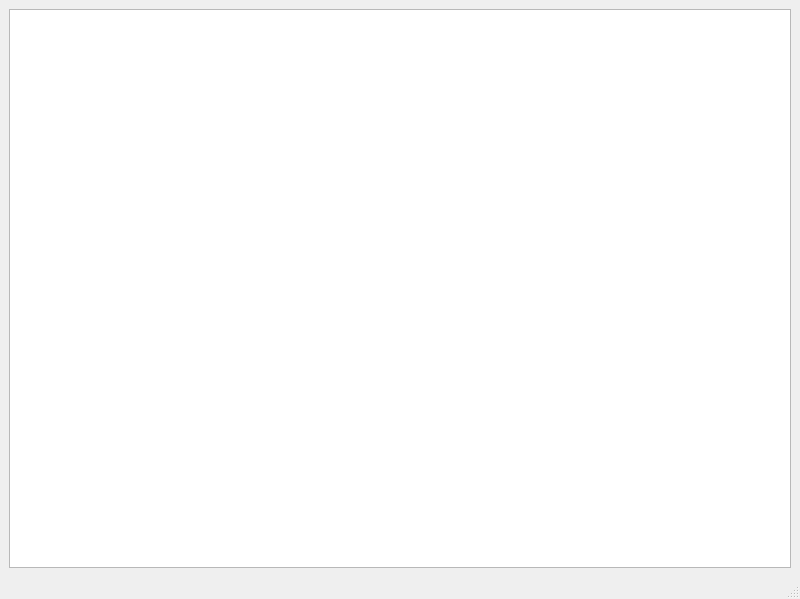
Before: the Qt Designer form node_editor/gui.ui in softdevteam/eco, drawn with Qt 5.
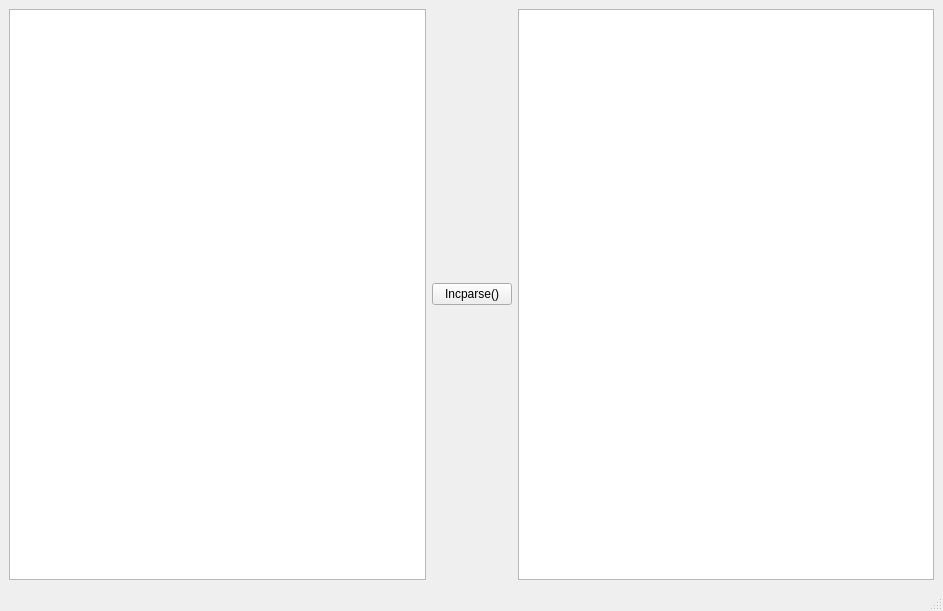
After: the same form once the commit is applied. Custom widgets are drawn as their Qt base class.

Commit message: input can now be seen as AST in the gui

What changed in the file:
```diff
--- a/node_editor/gui.ui
+++ b/node_editor/gui.ui
@@ -6,8 +6,8 @@
    <rect>
     <x>0</x>
     <y>0</y>
-    <width>800</width>
-    <height>599</height>
+    <width>943</width>
+    <height>611</height>
    </rect>
   </property>
   <property name="sizePolicy">
@@ -31,6 +31,16 @@
       </property>
      </widget>
     </item>
+    <item row="0" column="2">
+     <widget class="QGraphicsView" name="graphicsView"/>
+    </item>
+    <item row="0" column="1">
+     <widget class="QPushButton" name="pushButton">
+      <property name="text">
+       <string>Incparse()</string>
+      </property>
+     </widget>
+    </item>
    </layout>
   </widget>
   <widget class="QMenuBar" name="menubar">
```
Left out of the diff: 2 changed lines with no effect on the pictures. The commit also changes 5 other files.
